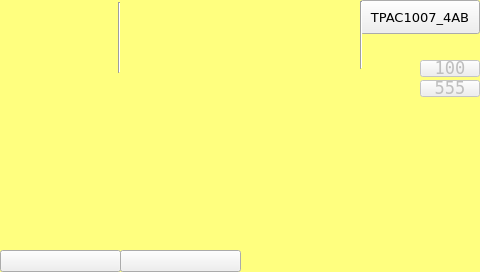
Qt form TPAC1007_04_AB/Local_IO_HMI/page300.ui (MECTsrl/mect_apps) before a commit.
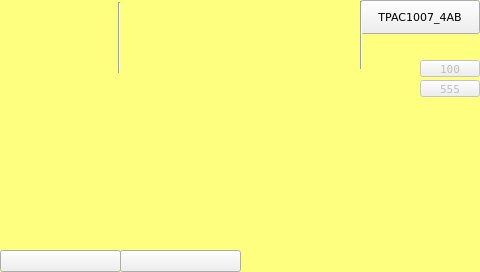
The same form after that commit. Icons and pictures are not drawn. Custom widgets are drawn as their Qt base class.

```diff
--- a/TPAC1007_04_AB/Local_IO_HMI/page300.ui
+++ b/TPAC1007_04_AB/Local_IO_HMI/page300.ui
@@ -202,7 +202,7 @@
    <property name="font">
     <font>
      <family>DejaVu Sans</family>
-     <pointsize>10</pointsize>
+     <pointsize>8</pointsize>
      <weight>50</weight>
      <bold>false</bold>
     </font>
@@ -536,7 +536,7 @@
    <property name="font">
     <font>
      <family>DejaVu Sans Mono</family>
-     <pointsize>13</pointsize>
+     <pointsize>8</pointsize>
      <weight>50</weight>
      <bold>false</bold>
     </font>
@@ -604,7 +604,7 @@
    <property name="font">
     <font>
      <family>DejaVu Sans Mono</family>
-     <pointsize>13</pointsize>
+     <pointsize>8</pointsize>
     </font>
    </property>
    <property name="text">
```
Left out of the diff: 12 changed lines with no effect on the pictures.
